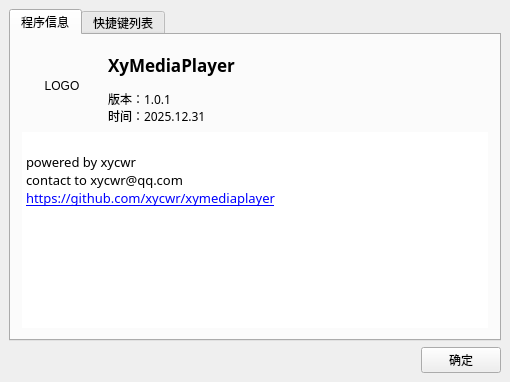
This is src/about.ui in xycwr92xiao/xyffmpegplayer as Qt 5 draws it before an edit. The edited form follows.
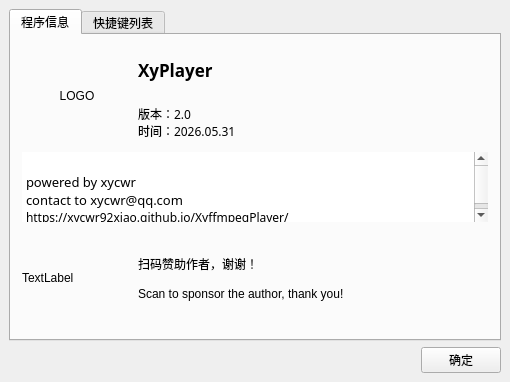
This is the edited form. Icons and pictures are not drawn.

```diff
--- a/src/about.ui
+++ b/src/about.ui
@@ -56,14 +56,14 @@
             <widget class="QLabel" name="LogoLabel">
              <property name="minimumSize">
               <size>
-               <width>80</width>
-               <height>80</height>
+               <width>110</width>
+               <height>100</height>
               </size>
              </property>
              <property name="maximumSize">
               <size>
-               <width>80</width>
-               <height>80</height>
+               <width>110</width>
+               <height>100</height>
               </size>
              </property>
              <property name="text">
@@ -76,6 +76,19 @@
            </item>
            <item>
             <layout class="QGridLayout" name="gridLayout_2">
+             <item row="1" column="0">
+              <widget class="QLabel" name="VersionLabel">
+               <property name="font">
+                <font>
+                 <family>微软雅黑</family>
+                </font>
+               </property>
+               <property name="text">
+                <string>版本：2.0
+时间：2026.05.31</string>
+               </property>
+              </widget>
+             </item>
              <item row="0" column="0">
               <widget class="QLabel" name="label_2">
                <property name="font">
@@ -87,20 +100,7 @@
                 </font>
                </property>
                <property name="text">
-                <string>XyMediaPlayer</string>
-               </property>
-              </widget>
-             </item>
-             <item row="1" column="0">
-              <widget class="QLabel" name="VersionLabel">
-               <property name="font">
-                <font>
-                 <family>微软雅黑</family>
-                </font>
-               </property>
-               <property name="text">
-                <string>版本：1.0.1
-时间：2025.12.31</string>
+                <string>XyPlayer</string>
                </property>
               </widget>
              </item>
@@ -126,13 +126,51 @@
 &lt;p style=&quot;-qt-paragraph-type:empty; margin-top:0px; margin-bottom:0px; margin-left:0px; margin-right:0px; -qt-block-indent:0; text-indent:0px; font-family:'SimSun';&quot;&gt;&lt;br /&gt;&lt;/p&gt;
 &lt;p style=&quot; margin-top:0px; margin-bottom:0px; margin-left:0px; margin-right:0px; -qt-block-indent:0; text-indent:0px;&quot;&gt;&lt;span style=&quot; font-family:'SimSun'; font-size:10pt;&quot;&gt;powered by xycwr&lt;/span&gt;&lt;/p&gt;
 &lt;p style=&quot; margin-top:0px; margin-bottom:0px; margin-left:0px; margin-right:0px; -qt-block-indent:0; text-indent:0px;&quot;&gt;&lt;span style=&quot; font-family:'SimSun'; font-size:10pt;&quot;&gt;contact to xycwr@qq.com&lt;/span&gt;&lt;/p&gt;
-&lt;p style=&quot; margin-top:0px; margin-bottom:0px; margin-left:0px; margin-right:0px; -qt-block-indent:0; text-indent:0px;&quot;&gt;&lt;a href=&quot;https://github.com/itisyang/playerdemo&quot;&gt;&lt;span style=&quot; font-family:'SimSun'; font-size:10pt; text-decoration: underline; color:#0000ff;&quot;&gt;https://github.com/xycwr/xymediaplayer&lt;/span&gt;&lt;/a&gt;&lt;/p&gt;&lt;/body&gt;&lt;/html&gt;</string>
+&lt;p style=&quot; margin-top:0px; margin-bottom:0px; margin-left:0px; margin-right:0px; -qt-block-indent:0; text-indent:0px;&quot;&gt;https://xycwr92xiao.github.io/XyffmpegPlayer/&lt;/p&gt;&lt;/body&gt;&lt;/html&gt;</string>
            </property>
            <property name="openExternalLinks">
             <bool>true</bool>
            </property>
           </widget>
          </item>
+         <item>
+          <layout class="QGridLayout" name="gridLayout_5">
+           <item row="1" column="0">
+            <widget class="QLabel" name="labelsponsorship">
+             <property name="minimumSize">
+              <size>
+               <width>110</width>
+               <height>100</height>
+              </size>
+             </property>
+             <property name="maximumSize">
+              <size>
+               <width>110</width>
+               <height>100</height>
+              </size>
+             </property>
+             <property name="text">
+              <string>TextLabel</string>
+             </property>
+            </widget>
+           </item>
+           <item row="1" column="1">
+            <widget class="QLabel" name="label_3">
+             <property name="maximumSize">
+              <size>
+               <width>16777215</width>
+               <height>50</height>
+              </size>
+             </property>
+             <property name="text">
+              <string>扫码赞助作者，谢谢！
+
+Scan to sponsor the author, thank you!</string>
+             </property>
+            </widget>
+           </item>
+          </layout>
+         </item>
         </layout>
        </item>
       </layout>
```
Left out of the diff: 48 changed lines with no effect on the pictures.
